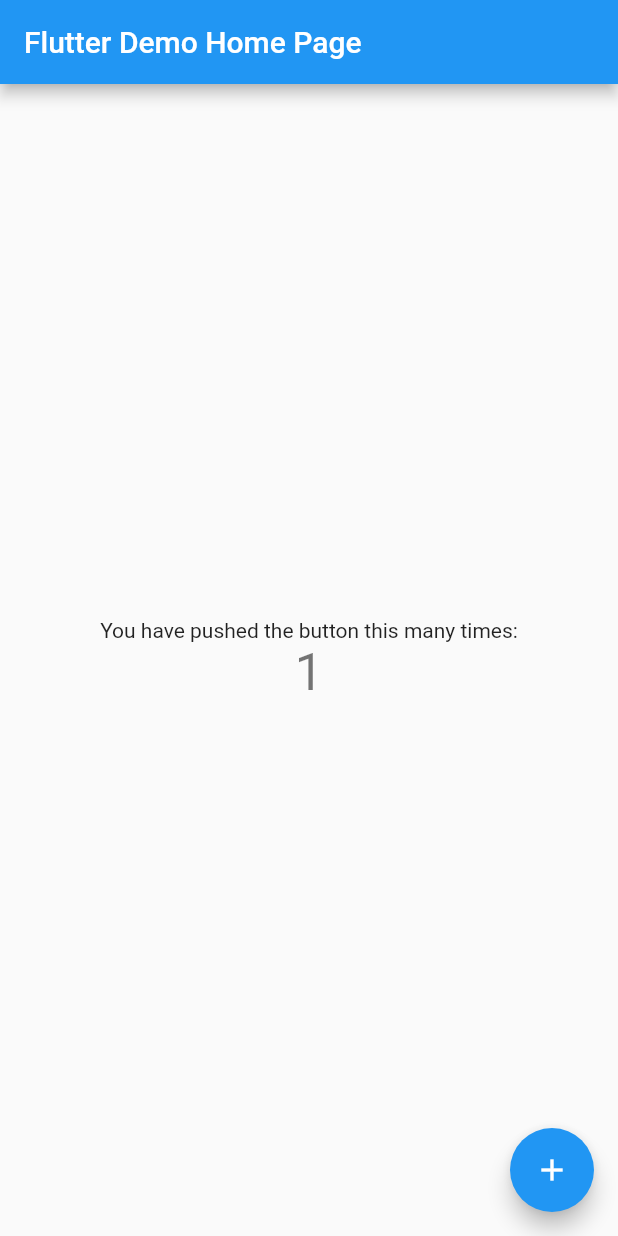
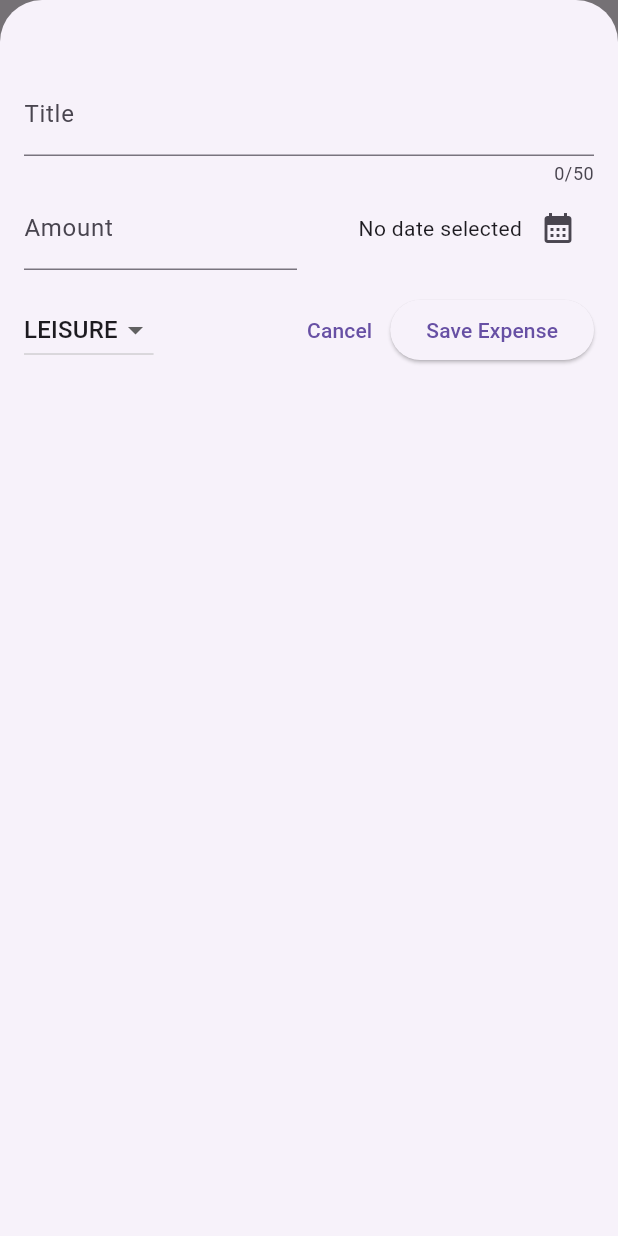
Before and after one commit to nwaenwae/flutter_expense_tracker, a Flutter app: the screen it shows after launch, after a tap on the "add" icon, on a phone screen of 412 x 824 dp. Run offline on Flutter 3.47's test engine with Material 2 defaults, Android fonts, the phone set to English and light mode, and no system bars.

Commit message:
create-delete

```diff
--- a/lib/main.dart
+++ b/lib/main.dart
@@ -1,115 +1,11 @@
 import 'package:flutter/material.dart';
+import 'package:expense_tracker/widgets/expenses.dart';
 
 void main() {
-  runApp(const MyApp());
+  runApp(
+    MaterialApp(
+      theme: ThemeData(useMaterial3: true),
+      home: const Expenses(),
+    ),
+  );
 }
-
-class MyApp extends StatelessWidget {
-  const MyApp({super.key});
-
-  // This widget is the root of your application.
-  @override
-  Widget build(BuildContext context) {
-    return MaterialApp(
-      title: 'Flutter Demo',
-      theme: ThemeData(
-        // This is the theme of your application.
-        //
-        // Try running your application with "flutter run". You'll see the
-        // application has a blue toolbar. Then, without quitting the app, try
-        // changing the primarySwatch below to Colors.green and then invoke
-        // "hot reload" (press "r" in the console where you ran "flutter run",
-        // or simply save your changes to "hot reload" in a Flutter IDE).
-        // Notice that the counter didn't reset back to zero; the application
-        // is not restarted.
-        primarySwatch: Colors.blue,
-      ),
-      home: const MyHomePage(title: 'Flutter Demo Home Page'),
-    );
-  }
-}
-
-class MyHomePage extends StatefulWidget {
-  const MyHomePage({super.key, required this.title});
-
-  // This widget is the home page of your application. It is stateful, meaning
-  // that it has a State object (defined below) that contains fields that affect
-  // how it looks.
-
-  // This class is the configuration for the state. It holds the values (in this
-  // case the title) provided by the parent (in this case the App widget) and
-  // used by the build method of the State. Fields in a Widget subclass are
-  // always marked "final".
-
-  final String title;
-
-  @override
-  State<MyHomePage> createState() => _MyHomePageState();
-}
-
-class _MyHomePageState extends State<MyHomePage> {
-  int _counter = 0;
-
-  void _incrementCounter() {
-    setState(() {
-      // This call to setState tells the Flutter framework that something has
-      // changed in this State, which causes it to rerun the build method below
-      // so that the display can reflect the updated values. If we changed
-      // _counter without calling setState(), then the build method would not be
-      // called again, and so nothing would appear to happen.
-      _counter++;
-    });
-  }
-
-  @override
-  Widget build(BuildContext context) {
-    // This method is rerun every time setState is called, for instance as done
-    // by the _incrementCounter method above.
-    //
-    // The Flutter framework has been optimized to make rerunning build methods
-    // fast, so that you can just rebuild anything that needs updating rather
-    // than having to individually change instances of widgets.
-    return Scaffold(
-      appBar: AppBar(
-        // Here we take the value from the MyHomePage object that was created by
-        // the App.build method, and use it to set our appbar title.
-        title: Text(widget.title),
-      ),
-      body: Center(
-        // Center is a layout widget. It takes a single child and positions it
-        // in the middle of the parent.
-        child: Column(
-          // Column is also a layout widget. It takes a list of children and
-          // arranges them vertically. By default, it sizes itself to fit its
-          // children horizontally, and tries to be as tall as its parent.
-          //
-          // Invoke "debug painting" (press "p" in the console, choose the
-          // "Toggle Debug Paint" action from the Flutter Inspector in Android
-          // Studio, or the "Toggle Debug Paint" command in Visual Studio Code)
-          // to see the wireframe for each widget.
-          //
-          // Column has various properties to control how it sizes itself and
-          // how it positions its children. Here we use mainAxisAlignment to
-          // center the children vertically; the main axis here is the vertical
-          // axis because Columns are vertical (the cross axis would be
-          // horizontal).
-          mainAxisAlignment: MainAxisAlignment.center,
-          children: <Widget>[
-            const Text(
-              'You have pushed the button this many times:',
-            ),
-            Text(
-              '$_counter',
-              style: Theme.of(context).textTheme.headlineMedium,
-            ),
-          ],
-        ),
-      ),
-      floatingActionButton: FloatingActionButton(
-        onPressed: _incrementCounter,
-        tooltip: 'Increment',
-        child: const Icon(Icons.add),
-      ), // This trailing comma makes auto-formatting nicer for build methods.
-    );
-  }
-}
--- /dev/null
+++ b/lib/models/expense.dart
@@ -0,0 +1,34 @@
+import 'package:flutter/material.dart';
+import 'package:uuid/uuid.dart';
+import 'package:intl/intl.dart';
+
+final formatter = DateFormat.yMd();
+const uuid = Uuid();
+
+enum Category { food, travel, leisure, work }
+
+const categoryIcons = {
+  Category.food: Icons.lunch_dining,
+  Category.travel: Icons.flight_takeoff,
+  Category.leisure: Icons.movie,
+  Category.work: Icons.work,
+};
+
+class Expense {
+  Expense(
+      {required this.title,
+      required this.amount,
+      required this.date,
+      required this.category})
+      : id = uuid.v4();
+
+  final String id;
+  final String title;
+  final double amount;
+  final DateTime date;
+  final Category category;
+
+  String get formattedDate {
+    return formatter.format(date);
+  }
+}
--- /dev/null
+++ b/lib/widgets/expenses.dart
@@ -0,0 +1,99 @@
+import 'package:expense_tracker/widgets/expenses_list/expenses_list.dart';
+import 'package:expense_tracker/widgets/new_expense.dart';
+import 'package:flutter/material.dart';
+import 'package:expense_tracker/models/expense.dart';
+
+class Expenses extends StatefulWidget {
+  const Expenses({super.key});
+
+  @override
+  State<Expenses> createState() {
+    return _ExpensesState();
+  }
+}
+
+class _ExpensesState extends State<Expenses> {
+  final List<Expense> _registeredExpenses = [
+    Expense(
+        title: 'Flutter Course',
+        amount: 19.99,
+        date: DateTime.now(),
+        category: Category.work),
+    Expense(
+        title: 'Cinema',
+        amount: 15.69,
+        date: DateTime.now(),
+        category: Category.leisure),
+  ];
+
+  void _openAddExpenseOverlay() {
+    showModalBottomSheet(
+      isScrollControlled: true,
+      context: context,
+      builder: (ctx) => NewExpense(onAddExpense: _addExpense),
+    );
+  }
+
+  void _addExpense(Expense expense) {
+    setState(() {
+      _registeredExpenses.add(expense);
+    });
+  }
+
+  void _removeExpense(Expense expense) {
+    final expenseIndex = _registeredExpenses.indexOf(expense);
+    setState(() {
+      _registeredExpenses.remove(expense);
+    });
+    ScaffoldMessenger.of(context).clearSnackBars();
+    ScaffoldMessenger.of(context).showSnackBar(
+      SnackBar(
+        duration: const Duration(seconds: 3),
+        content: const Text('Expense deleted!'),
+        action: SnackBarAction(
+          label: 'Undo',
+          onPressed: () {
+            setState(
+              () {
+                _registeredExpenses.insert(expenseIndex, expense);
+              },
+            );
+          },
+        ),
+      ),
+    );
+  }
+
+  @override
+  Widget build(BuildContext context) {
+    Widget mainContent = const Center(
+      child: Text('No expense found. Start adding some!'),
+    );
+
+    if (_registeredExpenses.isNotEmpty) {
+      mainContent = ExpensesList(
+        expenses: _registeredExpenses,
+        onRemoveExpense: _removeExpense,
+      );
+    }
+    return Scaffold(
+      appBar: AppBar(
+        title: const Text('Flutter Expense Tracker'),
+        actions: [
+          IconButton(
+            onPressed: _openAddExpenseOverlay,
+            icon: const Icon(Icons.add),
+          ),
+        ],
+      ),
+      body: Column(
+        children: [
+          const Text('The chart'),
+          Expanded(
+            child: mainContent,
+          ),
+        ],
+      ),
+    );
+  }
+}
--- /dev/null
+++ b/lib/widgets/expenses_list/expense_item.dart
@@ -0,0 +1,36 @@
+import 'package:expense_tracker/models/expense.dart';
+import 'package:flutter/material.dart';
+
+class ExpenseItem extends StatelessWidget {
+  const ExpenseItem(this.expense, {super.key});
+
+  final Expense expense;
+
+  @override
+  Widget build(BuildContext context) {
+    return Card(
+      child: Padding(
+        padding: const EdgeInsets.symmetric(horizontal: 20, vertical: 16),
+        child: Column(
+          children: [
+            Text(expense.title),
+            const SizedBox(height: 4),
+            Row(
+              children: [
+                Text('\$${expense.amount.toStringAsFixed(2)}'),
+                const Spacer(),
+                Row(
+                  children: [
+                    Icon(categoryIcons[expense.category]),
+                    const SizedBox(width: 8),
+                    Text(expense.formattedDate)
+                  ],
+                )
+              ],
+            )
+          ],
+        ),
+      ),
+    );
+  }
+}
--- /dev/null
+++ b/lib/widgets/expenses_list/expenses_list.dart
@@ -0,0 +1,25 @@
+import 'package:expense_tracker/models/expense.dart';
+import 'package:expense_tracker/widgets/expenses_list/expense_item.dart';
+import 'package:flutter/material.dart';
+
+class ExpensesList extends StatelessWidget {
+  const ExpensesList(
+      {super.key, required this.expenses, required this.onRemoveExpense});
+
+  final List<Expense> expenses;
+  final void Function(Expense expense) onRemoveExpense;
+
+  @override
+  Widget build(BuildContext context) {
+    return ListView.builder(
+      itemCount: expenses.length,
+      itemBuilder: (ctx, index) => Dismissible(
+        onDismissed: (direction) {
+          onRemoveExpense(expenses[index]);
+        },
+        key: ValueKey(expenses[index]),
+        child: ExpenseItem(expenses[index]),
+      ),
+    );
+  }
+}
--- /dev/null
+++ b/lib/widgets/new_expense.dart
@@ -0,0 +1,161 @@
+import 'package:expense_tracker/models/expense.dart';
+import 'package:flutter/material.dart';
+
+class NewExpense extends StatefulWidget {
+  const NewExpense({super.key, required this.onAddExpense});
+
+  final void Function(Expense expense) onAddExpense;
+
+  @override
+  State<NewExpense> createState() {
+    return _NewExpenseState();
+  }
+}
+
+class _NewExpenseState extends State<NewExpense> {
+  final _titleController = TextEditingController();
+  final _amountController = TextEditingController();
+  DateTime? _selectedDate;
+  Category _selectedCategory = Category.leisure;
+
+  void _submitExpenseData() {
+    final enteredAmount = double.tryParse(_amountController.text);
+    final amountIsInvalid = enteredAmount == null || enteredAmount <= 0;
+    if (_titleController.text.trim().isEmpty ||
+        amountIsInvalid ||
+        _selectedDate == null) {
+      showDialog(
+        context: context,
+        builder: (ctx) => AlertDialog(
+          title: const Text('Invalid input'),
+          content: const Text(
+              'Please make sure a valid title, amount, date and category was entered'),
+          actions: [
+            TextButton(
+              onPressed: () {
+                Navigator.pop(ctx);
+              },
+              child: const Text('OK'),
+            )
+          ],
+        ),
+      );
+      return;
+    }
+    widget.onAddExpense(
+      Expense(
+          title: _titleController.text,
+          amount: enteredAmount,
+          date: _selectedDate!,
+          category: _selectedCategory),
+    );
+    Navigator.pop(context);
+  }
+
+  @override
+  void dispose() {
+    _titleController.dispose();
+    _amountController.dispose();
+    super.dispose();
+  }
+
+  void _presentDatePicker() async {
+    final now = DateTime.now();
+    final firstDate = DateTime(now.year - 1, now.month, now.day);
+    final pickedDate = await showDatePicker(
+        context: context,
+        initialDate: now,
+        firstDate: firstDate,
+        lastDate: now);
+
+    setState(() {
+      _selectedDate = pickedDate;
+    });
+  }
+
+  @override
+  Widget build(BuildContext context) {
+    return Padding(
+      padding: const EdgeInsets.fromLTRB(16, 48, 16, 16),
+      child: Column(
+        children: [
+          TextField(
+            controller: _titleController,
+            maxLength: 50,
+            decoration: const InputDecoration(
+              label: Text('Title'),
+            ),
+          ),
+          Row(
+            children: [
+              Expanded(
+                child: TextField(
+                  controller: _amountController,
+                  keyboardType: TextInputType.number,
+                  decoration: const InputDecoration(
+                    prefixText: '\$ ',
+                    label: Text('Amount'),
+                  ),
+                ),
+              ),
+              const SizedBox(width: 16),
+              Expanded(
+                child: Row(
+                  mainAxisAlignment: MainAxisAlignment.end,
+                  crossAxisAlignment: CrossAxisAlignment.center,
+                  children: [
+                    Text(_selectedDate == null
+                        ? 'No date selected'
+                        : formatter.format(_selectedDate!)),
+                    IconButton(
+                      onPressed: _presentDatePicker,
+                      icon: const Icon(Icons.calendar_month),
+                    )
+                  ],
+                ),
+              )
+            ],
+          ),
+          const SizedBox(
+            height: 16,
+          ),
+          Row(
+            children: [
+              DropdownButton(
+                  value: _selectedCategory,
+                  items: Category.values
+                      .map(
+                        (category) => DropdownMenuItem(
+                          value: category,
+                          child: Text(
+                            category.name.toUpperCase(),
+                          ),
+                        ),
+                      )
+                      .toList(),
+                  onChanged: (value) {
+                    if (value == null) {
+                      return;
+                    }
+                    setState(() {
+                      _selectedCategory = value;
+                    });
+                  }),
+              const Spacer(),
+              TextButton(
+                onPressed: () {
+                  Navigator.pop(context);
+                },
+                child: const Text('Cancel'),
+              ),
+              ElevatedButton(
+                onPressed: _submitExpenseData,
+                child: const Text('Save Expense'),
+              ),
+            ],
+          )
+        ],
+      ),
+    );
+  }
+}
--- a/pubspec.yaml
+++ b/pubspec.yaml
@@ -35,6 +35,8 @@ dependencies:
   # The following adds the Cupertino Icons font to your application.
   # Use with the CupertinoIcons class for iOS style icons.
   cupertino_icons: ^1.0.2
+  uuid: ^3.0.7
+  intl: ^0.18.1
 
 dev_dependencies:
   flutter_test:
```
Also changed, not shown: pubspec.lock.
